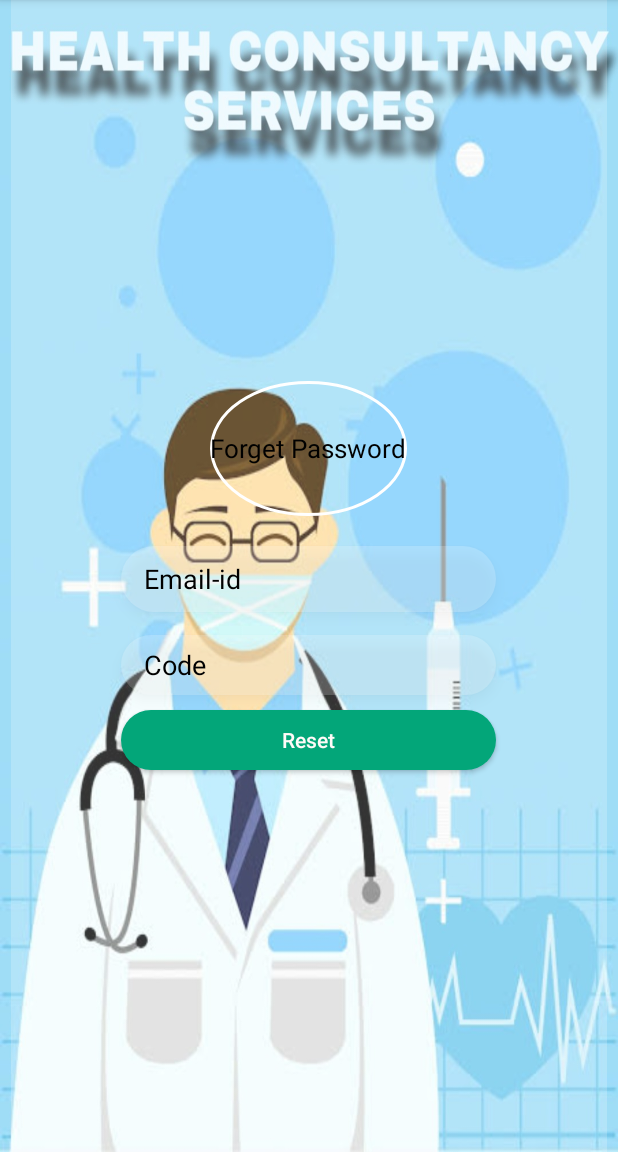
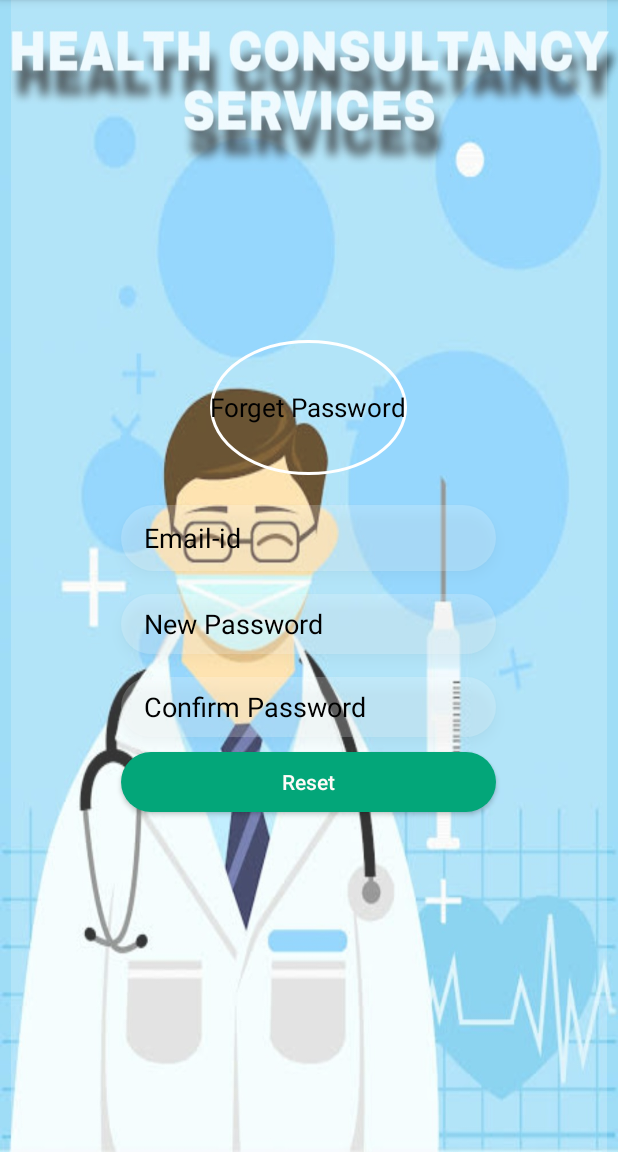
Before and after one commit to Health-Consultancy-Services/HealthConsultancyServicesApp, an Android app: the ForgetPassword screen opened directly, with no data from a screen before it, on a phone screen of 412 x 824 dp, the part 84-1236 px from its top. Run offline under Robolectric (Android 15) with nearby library versions, the phone set to English and light mode, and no system bars.

Commit message:
Forgot Password Android Complete

```diff
--- a/app/src/main/java/com/example/healthconsultancyservicesandroidapp/ForgetPassword.java
+++ b/app/src/main/java/com/example/healthconsultancyservicesandroidapp/ForgetPassword.java
@@ -17,7 +17,7 @@ import retrofit2.Retrofit;
 import retrofit2.converter.gson.GsonConverterFactory;
 
 public class ForgetPassword extends AppCompatActivity {
-    EditText _email,_password;
+    EditText _email,_password, _confirmpass;
     Button _btn;
     String emailPattern = "[a-zA-Z0-9._-]+@[a-z]+\\.+[a-z]+";
     private HealthConsultancyServicesApi healthConsultancyServicesApi;
@@ -26,7 +26,8 @@ public class ForgetPassword extends AppCompatActivity {
         super.onCreate(savedInstanceState);
         setContentView(R.layout.activity_forget_password);
         _email = (EditText) findViewById(R.id.email);
-        _password = (EditText) findViewById(R.id.code);
+        _password = (EditText) findViewById(R.id.newpassword);
+        _confirmpass = (EditText) findViewById(R.id.confirmpass);
         _btn = (Button) findViewById(R.id.btn);
         _btn.setOnClickListener(new View.OnClickListener() {
             @Override
@@ -37,6 +38,10 @@ public class ForgetPassword extends AppCompatActivity {
                     _email.setError("Invalid email address");
                 }else if (_password.getText().toString().isEmpty()) {
                     _password.setError("Password can't be empty");
+                }else if (_confirmpass.getText().toString().isEmpty()) {
+                    _confirmpass.setError("Confirm Password can't be empty");
+                }else if (!_confirmpass.getText().toString().equals(_password.getText().toString())) {
+                    _confirmpass.setError("Password Dosen't match ");
                 }
                 else
                 {
--- a/app/src/main/res/layout/activity_forget_password.xml
+++ b/app/src/main/res/layout/activity_forget_password.xml
@@ -39,14 +39,25 @@
             android:textColorHint="#000000" />
 
         <EditText
-            android:id="@+id/code"
+            android:id="@+id/newpassword"
             android:layout_width="250dp"
             android:layout_height="40dp"
             android:layout_marginTop="15dp"
             android:background="@drawable/btn"
             android:elevation="5dp"
-            android:hint="Code"
-            android:inputType="numberPassword"
+            android:hint="New Password"
+            android:inputType="textPassword"
+            android:paddingLeft="15dp"
+            android:textColorHint="#000000" />
+        <EditText
+            android:id="@+id/confirmpass"
+            android:layout_width="250dp"
+            android:layout_height="40dp"
+            android:layout_marginTop="15dp"
+            android:background="@drawable/btn"
+            android:elevation="5dp"
+            android:hint="Confirm Password"
+            android:inputType="textPassword"
             android:paddingLeft="15dp"
             android:textColorHint="#000000" />
 
```
